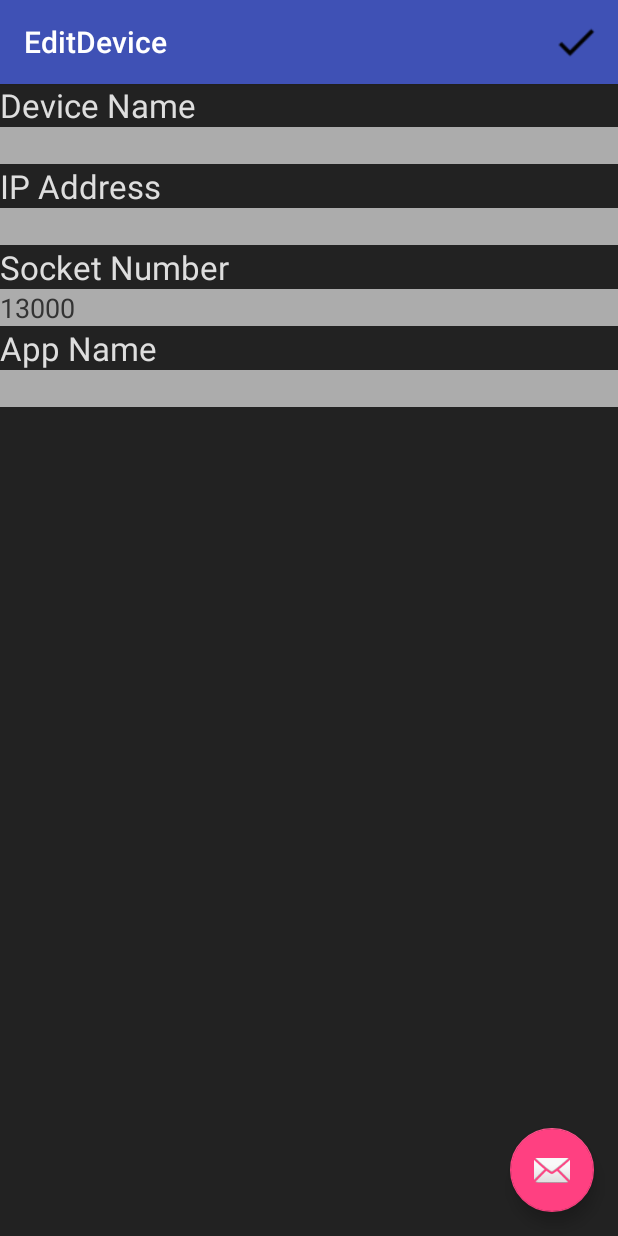
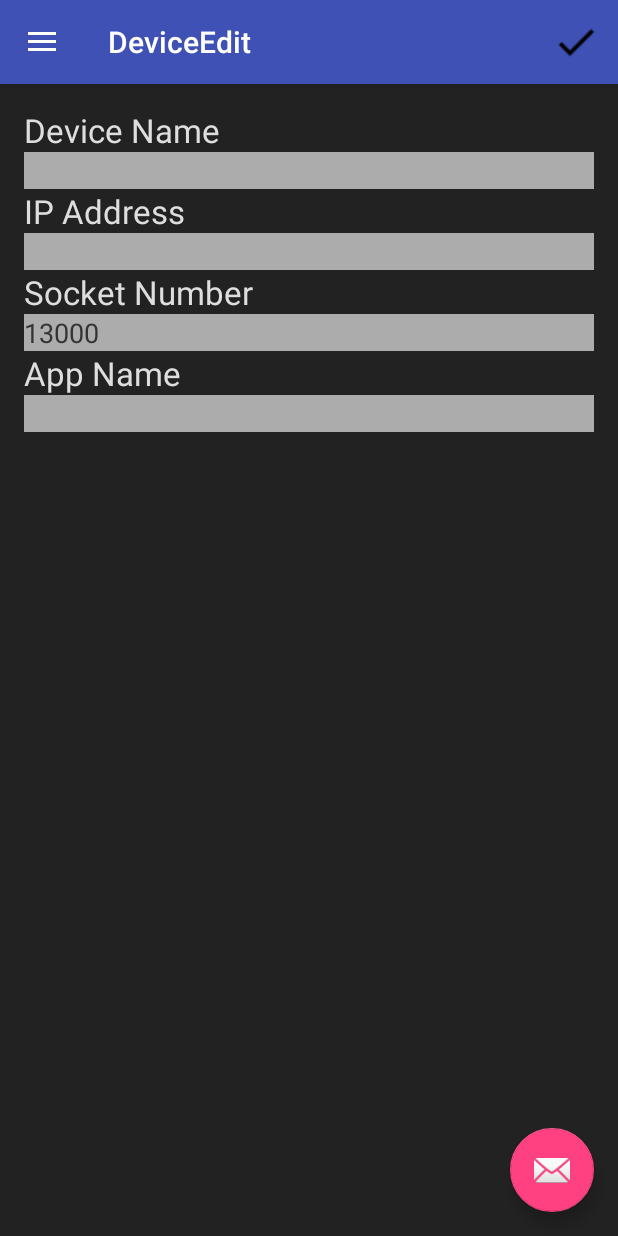
Before and after one commit to Natenador/CSC565-Networking-Project, an Android app: the DeviceEdit screen opened directly, with no data from a screen before it, on a phone screen of 412 x 824 dp. Run offline under Robolectric (Android 15) with nearby library versions, the phone set to English and light mode, and no system bars.

Commit message:
002.5 Completed. Added the navigation drawer to DeviceEdit (Replaced EditDevice)

```diff
--- a/HouseHub/app/src/main/AndroidManifest.xml
+++ b/HouseHub/app/src/main/AndroidManifest.xml
@@ -21,6 +21,10 @@
         <activity
             android:name=".activity.EditDevice"
             android:label="@string/title_activity_edit_device"
+            android:theme="@style/AppTheme.NoActionBar" />
+        <activity
+            android:name=".adapter.DeviceEdit"
+            android:label="@string/title_activity_device_edit"
             android:theme="@style/AppTheme.NoActionBar"></activity>
     </application>
 
--- a/HouseHub/app/src/main/java/com/example/natha/househub/adapter/DeviceAdapter.java
+++ b/HouseHub/app/src/main/java/com/example/natha/househub/adapter/DeviceAdapter.java
@@ -75,7 +75,7 @@ public class DeviceAdapter extends CursorAdapter {
 
             @Override
             public void onClick(View view) {
-                Intent intent = new Intent(context, EditDevice.class);  //go to EditDevice activity
+                Intent intent = new Intent(context, DeviceEdit.class);  //go to EditDevice activity
                 intent.putExtra(HouseHubDatabase.DEVICE_ID, cursor.getInt(cursor.getColumnIndex(HouseHubDatabase.DEVICE_ID)));
                 context.startActivity(intent);
             }
--- a/HouseHub/app/src/main/java/com/example/natha/househub/activity/EditDevice.java
+++ b/HouseHub/app/src/main/java/com/example/natha/househub/adapter/DeviceEdit.java
@@ -1,20 +1,25 @@
-package com.example.natha.househub.activity;
+package com.example.natha.househub.adapter;
 
 import android.content.Intent;
 import android.os.Bundle;
 import android.support.design.widget.FloatingActionButton;
 import android.support.design.widget.Snackbar;
+import android.view.View;
+import android.support.design.widget.NavigationView;
+import android.support.v4.view.GravityCompat;
+import android.support.v4.widget.DrawerLayout;
+import android.support.v7.app.ActionBarDrawerToggle;
 import android.support.v7.app.AppCompatActivity;
 import android.support.v7.widget.Toolbar;
 import android.view.Menu;
 import android.view.MenuItem;
-import android.view.View;
 import android.widget.EditText;
 import android.widget.TextView;
 import android.widget.Toast;
 
 import com.example.natha.househub.Domain.Device;
 import com.example.natha.househub.R;
+import com.example.natha.househub.activity.MainActivity;
 import com.example.natha.househub.dao.DeviceDao;
 import com.example.natha.househub.database.HouseHubDatabase;
 import com.example.natha.househub.validation.DeviceValidator;
@@ -22,7 +27,8 @@ import com.example.natha.househub.validation.DeviceValidator;
 import java.util.HashMap;
 import java.util.Map;
 
-public class EditDevice extends AppCompatActivity {
+public class DeviceEdit extends AppCompatActivity
+        implements NavigationView.OnNavigationItemSelectedListener {
 
     private int deviceId;
     private boolean newDevice;
@@ -36,7 +42,7 @@ public class EditDevice extends AppCompatActivity {
     @Override
     protected void onCreate(Bundle savedInstanceState) {
         super.onCreate(savedInstanceState);
-        setContentView(R.layout.activity_edit_device);
+        setContentView(R.layout.activity_device_edit);
         Toolbar toolbar = (Toolbar) findViewById(R.id.toolbar);
         setSupportActionBar(toolbar);
 
@@ -48,6 +54,15 @@ public class EditDevice extends AppCompatActivity {
                         .setAction("Action", null).show();
             }
         });
+
+        DrawerLayout drawer = (DrawerLayout) findViewById(R.id.drawer_layout);
+        ActionBarDrawerToggle toggle = new ActionBarDrawerToggle(
+                this, drawer, toolbar, R.string.navigation_drawer_open, R.string.navigation_drawer_close);
+        drawer.setDrawerListener(toggle);
+        toggle.syncState();
+
+        NavigationView navigationView = (NavigationView) findViewById(R.id.nav_view);
+        navigationView.setNavigationItemSelectedListener(this);
 
         deviceName = (EditText) findViewById(R.id.edit_device_name);
         deviceIp = (EditText) findViewById(R.id.edit_ip_address);
@@ -94,9 +109,19 @@ public class EditDevice extends AppCompatActivity {
     }
 
     @Override
+    public void onBackPressed() {
+        DrawerLayout drawer = (DrawerLayout) findViewById(R.id.drawer_layout);
+        if (drawer.isDrawerOpen(GravityCompat.START)) {
+            drawer.closeDrawer(GravityCompat.START);
+        } else {
+            super.onBackPressed();
+        }
+    }
+
+    @Override
     public boolean onCreateOptionsMenu(Menu menu) {
         // Inflate the menu; this adds items to the action bar if it is present.
-        getMenuInflater().inflate(R.menu.edit_device_menu, menu);
+        getMenuInflater().inflate(R.menu.device_edit, menu);
         return true;
     }
 
@@ -138,4 +163,19 @@ public class EditDevice extends AppCompatActivity {
         }
     }
 
+    @SuppressWarnings("StatementWithEmptyBody")
+    @Override
+    public boolean onNavigationItemSelected(MenuItem item) {
+        // Handle navigation view item clicks here.
+        int id = item.getItemId();
+
+        if (id == R.id.view_devices) {
+            Intent mainIntent = new Intent(this, MainActivity.class);
+            startActivity(mainIntent);
+        }
+
+        DrawerLayout drawer = (DrawerLayout) findViewById(R.id.drawer_layout);
+        drawer.closeDrawer(GravityCompat.START);
+        return true;
+    }
 }
--- /dev/null
+++ b/HouseHub/app/src/main/res/layout/activity_device_edit.xml
@@ -0,0 +1,25 @@
+<?xml version="1.0" encoding="utf-8"?>
+<android.support.v4.widget.DrawerLayout xmlns:android="http://schemas.android.com/apk/res/android"
+    xmlns:app="http://schemas.android.com/apk/res-auto"
+    xmlns:tools="http://schemas.android.com/tools"
+    android:id="@+id/drawer_layout"
+    android:layout_width="match_parent"
+    android:layout_height="match_parent"
+    android:fitsSystemWindows="true"
+    tools:openDrawer="start">
+
+    <include
+        layout="@layout/app_bar_device_edit"
+        android:layout_width="match_parent"
+        android:layout_height="match_parent" />
+
+    <android.support.design.widget.NavigationView
+        android:id="@+id/nav_view"
+        android:layout_width="wrap_content"
+        android:layout_height="match_parent"
+        android:layout_gravity="start"
+        android:fitsSystemWindows="true"
+        app:headerLayout="@layout/nav_header_device_edit"
+        app:menu="@menu/activity_device_edit_drawer" />
+
+</android.support.v4.widget.DrawerLayout>
--- a/HouseHub/app/src/main/res/layout/activity_edit_device.xml
+++ b/HouseHub/app/src/main/res/layout/app_bar_device_edit.xml
@@ -5,7 +5,7 @@
     android:layout_width="match_parent"
     android:layout_height="match_parent"
     android:fitsSystemWindows="true"
-    tools:context=".activity.EditDevice">
+    tools:context="com.example.natha.househub.adapter.DeviceEdit">
 
     <android.support.design.widget.AppBarLayout
         android:layout_width="match_parent"
@@ -21,7 +21,7 @@
 
     </android.support.design.widget.AppBarLayout>
 
-    <include layout="@layout/content_edit_device" />
+    <include layout="@layout/content_device_edit" />
 
     <android.support.design.widget.FloatingActionButton
         android:id="@+id/fab"
--- a/HouseHub/app/src/main/res/layout/content_edit_device.xml
+++ b/HouseHub/app/src/main/res/layout/content_device_edit.xml
@@ -1,71 +1,76 @@
 <?xml version="1.0" encoding="utf-8"?>
 <LinearLayout xmlns:android="http://schemas.android.com/apk/res/android"
-    android:orientation="vertical" android:layout_width="match_parent"
+    xmlns:app="http://schemas.android.com/apk/res-auto"
+    xmlns:tools="http://schemas.android.com/tools"
+    android:layout_width="match_parent"
     android:layout_height="match_parent"
-    android:background="@color/houseHubBackground">
-
+    android:paddingBottom="@dimen/activity_vertical_margin"
+    android:paddingLeft="@dimen/activity_horizontal_margin"
+    android:paddingRight="@dimen/activity_horizontal_margin"
+    android:paddingTop="@dimen/activity_vertical_margin"
+    app:layout_behavior="@string/appbar_scrolling_view_behavior"
+    tools:context="com.example.natha.househub.adapter.DeviceEdit"
+    tools:showIn="@layout/app_bar_device_edit"
+    android:background="@color/houseHubBackground"
+    android:orientation="vertical">
 
     <TextView
         android:layout_width="wrap_content"
         android:layout_height="wrap_content"
         android:textAppearance="?android:attr/textAppearanceLarge"
-        android:layout_marginTop="@dimen/below_header"
         android:text="Device Name"
-        android:id="@+id/device_name"
-        android:textColor="@color/houseHubForeground"/>
+        android:textColor="@color/houseHubForeground"
+        android:id="@+id/device_name" />
 
     <EditText
         android:layout_width="match_parent"
         android:layout_height="wrap_content"
-        android:id="@+id/edit_device_name"
-        android:layout_gravity="right"
+        android:background="@color/userInputBackground"
         android:textColor="@color/userInputForeground"
-        android:background="@color/userInputBackground"/>
+        android:id="@+id/edit_device_name" />
 
     <TextView
         android:layout_width="wrap_content"
         android:layout_height="wrap_content"
         android:textAppearance="?android:attr/textAppearanceLarge"
         android:text="IP Address"
-        android:id="@+id/ip_address"
-        android:textColor="@color/houseHubForeground"/>
+        android:textColor="@color/houseHubForeground"
+        android:id="@+id/ip_address" />
 
     <EditText
         android:layout_width="match_parent"
         android:layout_height="wrap_content"
-        android:id="@+id/edit_ip_address"
+        android:background="@color/userInputBackground"
         android:textColor="@color/userInputForeground"
-        android:background="@color/userInputBackground"/>
+        android:id="@+id/edit_ip_address" />
 
     <TextView
         android:layout_width="wrap_content"
         android:layout_height="wrap_content"
         android:textAppearance="?android:attr/textAppearanceLarge"
         android:text="Socket Number"
-        android:id="@+id/socket_num"
-        android:textColor="@color/houseHubForeground"/>
+        android:textColor="@color/houseHubForeground"
+        android:id="@+id/_socket_num" />
 
     <EditText
         android:layout_width="match_parent"
         android:layout_height="wrap_content"
-        android:id="@+id/edit_socket_num"
+        android:background="@color/userInputBackground"
         android:textColor="@color/userInputForeground"
-        android:background="@color/userInputBackground"/>
+        android:id="@+id/edit_socket_num" />
 
     <TextView
         android:layout_width="wrap_content"
         android:layout_height="wrap_content"
         android:textAppearance="?android:attr/textAppearanceLarge"
         android:text="App Name"
-        android:id="@+id/app_name"
-        android:textColor="@color/houseHubForeground"/>
+        android:textColor="@color/houseHubForeground"
+        android:id="@+id/app_name" />
 
     <EditText
         android:layout_width="match_parent"
         android:layout_height="wrap_content"
-        android:id="@+id/edit_app_name"
+        android:background="@color/userInputBackground"
         android:textColor="@color/userInputForeground"
-        android:background="@color/userInputBackground"/>
-
-
+        android:id="@+id/edit_app_name" />
 </LinearLayout>
--- /dev/null
+++ b/HouseHub/app/src/main/res/layout/nav_header_device_edit.xml
@@ -0,0 +1,34 @@
+<?xml version="1.0" encoding="utf-8"?>
+<LinearLayout xmlns:android="http://schemas.android.com/apk/res/android"
+    android:layout_width="match_parent"
+    android:layout_height="@dimen/nav_header_height"
+    android:background="@drawable/side_nav_bar"
+    android:gravity="bottom"
+    android:orientation="vertical"
+    android:paddingBottom="@dimen/activity_vertical_margin"
+    android:paddingLeft="@dimen/activity_horizontal_margin"
+    android:paddingRight="@dimen/activity_horizontal_margin"
+    android:paddingTop="@dimen/activity_vertical_margin"
+    android:theme="@style/ThemeOverlay.AppCompat.Dark">
+
+    <ImageView
+        android:id="@+id/imageView"
+        android:layout_width="wrap_content"
+        android:layout_height="wrap_content"
+        android:paddingTop="@dimen/nav_header_vertical_spacing"
+        android:src="@android:drawable/sym_def_app_icon" />
+
+    <TextView
+        android:layout_width="match_parent"
+        android:layout_height="wrap_content"
+        android:paddingTop="@dimen/nav_header_vertical_spacing"
+        android:text="Android Studio"
+        android:textAppearance="@style/TextAppearance.AppCompat.Body1" />
+
+    <TextView
+        android:id="@+id/textView"
+        android:layout_width="wrap_content"
+        android:layout_height="wrap_content"
+        android:text="android.studio@android.com" />
+
+</LinearLayout>
--- /dev/null
+++ b/HouseHub/app/src/main/res/menu/activity_device_edit_drawer.xml
@@ -0,0 +1,20 @@
+<?xml version="1.0" encoding="utf-8"?>
+<menu xmlns:android="http://schemas.android.com/apk/res/android">
+
+    <group android:checkableBehavior="single">
+        <item
+            android:id="@+id/view_devices"
+            android:icon="@drawable/ic_stay_current_portrait_black_24dp"
+            android:title="View Devices" />
+    </group>
+
+    <item android:title="Controls and Views">
+        <menu>
+            <item
+                android:id="@+id/command_list"
+                android:icon="@drawable/ic_menu_share"
+                android:title="Command List" />
+        </menu>
+    </item>
+
+</menu>
--- /dev/null
+++ b/HouseHub/app/src/main/res/menu/device_edit.xml
@@ -0,0 +1,10 @@
+<?xml version="1.0" encoding="utf-8"?>
+<menu xmlns:android="http://schemas.android.com/apk/res/android"
+    xmlns:app="http://schemas.android.com/apk/res-auto">
+    <item
+        android:id="@+id/finish"
+        android:orderInCategory="2"
+        android:title="Finish"
+        android:icon="@drawable/ic_done_black_24dp"
+        app:showAsAction="always"/>
+</menu>
--- a/HouseHub/app/src/main/res/values/strings.xml
+++ b/HouseHub/app/src/main/res/values/strings.xml
@@ -11,4 +11,5 @@
     <string name="connection">Connect/Disconnect</string>
     <string name="device_list_header">Flip the switch to connect/disconnect the device</string>
     <string name="device">Device</string>
+    <string name="title_activity_device_edit">DeviceEdit</string>
 </resources>
```
